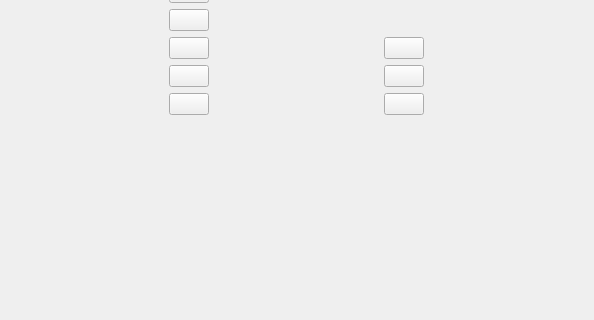
The window that src/Editor/EditorActionBar.ui (RemotelyChaotic/JOIPEngine) describes before a commit, drawn with Qt 5; both pictures show x 0 to 594 and y 613 to 933 of the 594 by 1268 pixel window.
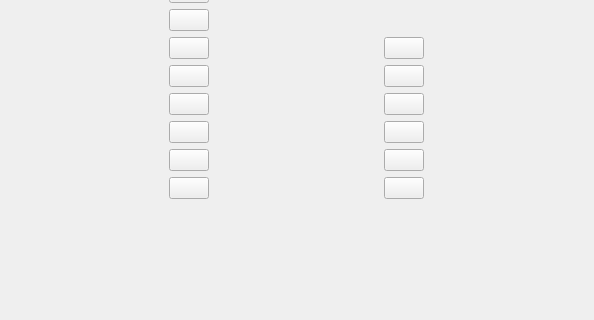
The same window after the commit. Custom widgets are drawn as their Qt base class.

Commit message: Dialog editor initial implementation

```diff
--- a/src/Editor/EditorActionBar.ui
+++ b/src/Editor/EditorActionBar.ui
@@ -1235,6 +1235,156 @@
      </layout>
     </widget>
    </item>
+   <item>
+    <widget class="QWidget" name="pDialogEditorContainer" native="true">
+     <layout class="QGridLayout" name="gridLayout_6">
+      <property name="leftMargin">
+       <number>0</number>
+      </property>
+      <property name="topMargin">
+       <number>0</number>
+      </property>
+      <property name="rightMargin">
+       <number>0</number>
+      </property>
+      <property name="bottomMargin">
+       <number>0</number>
+      </property>
+      <item row="1" column="0">
+       <widget class="CShortcutButton" name="AddDialogCategoryButton">
+        <property name="sizePolicy">
+         <sizepolicy hsizetype="Fixed" vsizetype="Fixed">
+          <horstretch>0</horstretch>
+          <verstretch>0</verstretch>
+         </sizepolicy>
+        </property>
+        <property name="toolTip">
+         <string>Add dialog (sub)category</string>
+        </property>
+        <property name="text">
+         <string/>
+        </property>
+        <property name="iconSize">
+         <size>
+          <width>48</width>
+          <height>48</height>
+         </size>
+        </property>
+       </widget>
+      </item>
+      <item row="0" column="0">
+       <widget class="CShortcutButton" name="AddDialog">
+        <property name="sizePolicy">
+         <sizepolicy hsizetype="Fixed" vsizetype="Fixed">
+          <horstretch>0</horstretch>
+          <verstretch>0</verstretch>
+         </sizepolicy>
+        </property>
+        <property name="toolTip">
+         <string>Add a new line of dialog</string>
+        </property>
+        <property name="text">
+         <string/>
+        </property>
+        <property name="iconSize">
+         <size>
+          <width>48</width>
+          <height>48</height>
+         </size>
+        </property>
+       </widget>
+      </item>
+      <item row="2" column="0">
+       <widget class="CShortcutButton" name="EditDialogContent">
+        <property name="sizePolicy">
+         <sizepolicy hsizetype="Fixed" vsizetype="Fixed">
+          <horstretch>0</horstretch>
+          <verstretch>0</verstretch>
+         </sizepolicy>
+        </property>
+        <property name="toolTip">
+         <string>Edit the dialog content and resources</string>
+        </property>
+        <property name="text">
+         <string/>
+        </property>
+        <property name="iconSize">
+         <size>
+          <width>48</width>
+          <height>48</height>
+         </size>
+        </property>
+       </widget>
+      </item>
+      <item row="2" column="1">
+       <widget class="CShortcutButton" name="EditDialogTags">
+        <property name="sizePolicy">
+         <sizepolicy hsizetype="Fixed" vsizetype="Fixed">
+          <horstretch>0</horstretch>
+          <verstretch>0</verstretch>
+         </sizepolicy>
+        </property>
+        <property name="toolTip">
+         <string>Edit the dialog line tags</string>
+        </property>
+        <property name="text">
+         <string/>
+        </property>
+        <property name="iconSize">
+         <size>
+          <width>48</width>
+          <height>48</height>
+         </size>
+        </property>
+       </widget>
+      </item>
+      <item row="1" column="1">
+       <widget class="CShortcutButton" name="RemoveDialog">
+        <property name="sizePolicy">
+         <sizepolicy hsizetype="Fixed" vsizetype="Fixed">
+          <horstretch>0</horstretch>
+          <verstretch>0</verstretch>
+         </sizepolicy>
+        </property>
+        <property name="toolTip">
+         <string>Remove the selected dialog line</string>
+        </property>
+        <property name="text">
+         <string/>
+        </property>
+        <property name="iconSize">
+         <size>
+          <width>48</width>
+          <height>48</height>
+         </size>
+        </property>
+       </widget>
+      </item>
+      <item row="0" column="1">
+       <widget class="CShortcutButton" name="AddDialogFrament">
+        <property name="sizePolicy">
+         <sizepolicy hsizetype="Fixed" vsizetype="Fixed">
+          <horstretch>0</horstretch>
+          <verstretch>0</verstretch>
+         </sizepolicy>
+        </property>
+        <property name="toolTip">
+         <string>Add a conditional line of dialog</string>
+        </property>
+        <property name="text">
+         <string/>
+        </property>
+        <property name="iconSize">
+         <size>
+          <width>48</width>
+          <height>48</height>
+         </size>
+        </property>
+       </widget>
+      </item>
+     </layout>
+    </widget>
+   </item>
    <item>
     <spacer name="verticalSpacer">
      <property name="orientation">
```
The commit also changes 65 other files.
